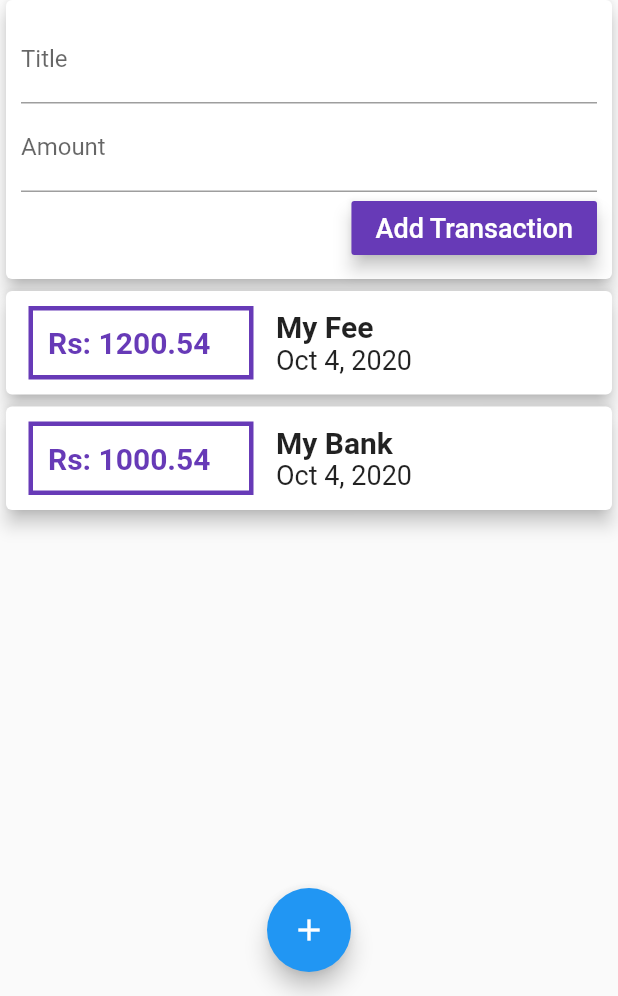
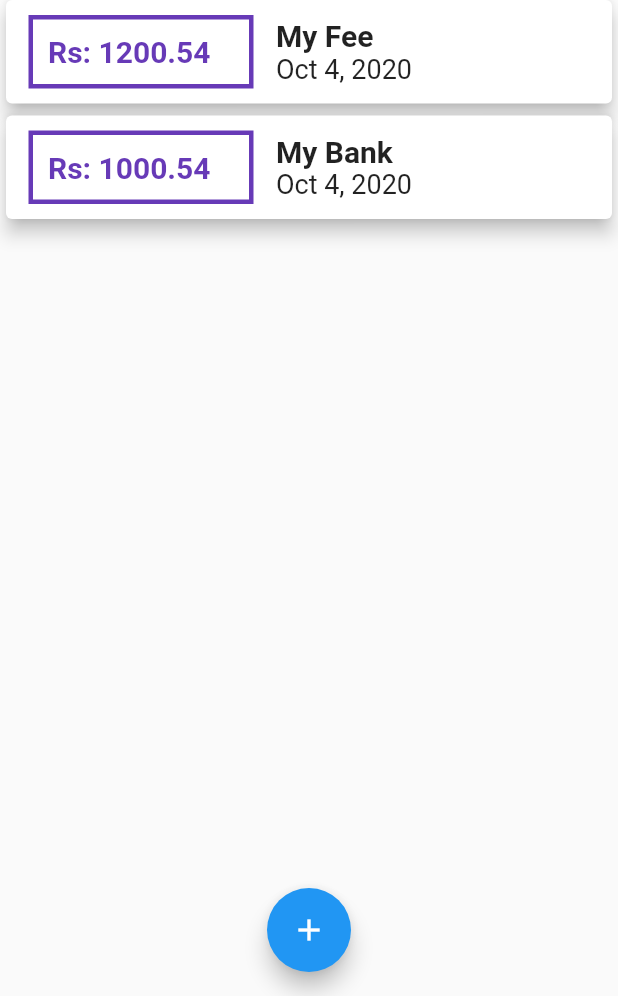
Before and after one commit to aashishtm/expenseflutter, a Flutter app: the screen it shows after launch, on a phone screen of 412 x 824 dp, the part 240-1236 px from its top. Run offline on Flutter 3.47's test engine with Material 2 defaults, Android fonts, the phone set to English and light mode, and no system bars.

Commit message:
showmodalbottomsheet and context builded

```diff
--- a/lib/main.dart
+++ b/lib/main.dart
@@ -1,6 +1,8 @@
-import './widgets/user_transaction.dart';
+import './widgets/transaction_lists.dart';
+import './widgets/new_transaction.dart';
 import 'package:flutter/cupertino.dart';
 import 'package:flutter/material.dart';
+import './models/transaction.dart';
 
 void main() => runApp(MyApp());
 
@@ -14,15 +16,58 @@ class MyApp extends StatelessWidget {
   }
 }
 
-class MyHomePage extends StatelessWidget {
+class MyHomePage extends StatefulWidget {
 
+  @override
+  _MyHomePageState createState() => _MyHomePageState();
+}
+
+class _MyHomePageState extends State<MyHomePage> {
+
+  final List<Transaction> _transactions = [
+    Transaction(
+      id:'T one',
+      title: 'My Fee',
+      amount: 1200.54,
+      date: DateTime.now(),
+    ),
+    Transaction(
+      id:'T two',
+      title: 'My Bank',
+      amount: 1000.54,
+      date: DateTime.now(),
+    ),
+  ];
+
+  void _addTransaction(String txTitle, double txAmount){
+    final newTx = Transaction(
+      title: txTitle,
+      amount: txAmount,
+      id: DateTime.now().toString(),
+      date: DateTime.now(),
+    );
+
+    setState(() {
+      _transactions.add(newTx);
+    });
+  }
+
+  void _startAddNewTransaction(BuildContext bctx){
+    showModalBottomSheet(context: bctx, builder: (_){
+      return GestureDetector(
+        child: NewTransaction(_addTransaction),
+        onTap: () {},
+        behavior: HitTestBehavior.opaque,
+      );
+    });
+  }
   @override
   Widget build(BuildContext context) {
     return Scaffold(
       appBar: AppBar(
         title: Text('Expense'),
         actions: [
-          IconButton(icon: Icon(Icons.add), onPressed: (){}),
+          IconButton(icon: Icon(Icons.add), onPressed: ()=>_startAddNewTransaction(context)),
         ],
       ),
       body: ListView(
@@ -40,13 +85,13 @@ class MyHomePage extends StatelessWidget {
               ),
             ),
           ),
-          UserTransaction(),
+          TransactionList(_transactions),
         ],
       ),
       floatingActionButtonLocation: FloatingActionButtonLocation.centerFloat,
       floatingActionButton: FloatingActionButton(
         child: Icon(Icons.add),
-        onPressed: (){},
+        onPressed:()=>_startAddNewTransaction(context),
       ),
     );
   }
--- a/lib/widgets/user_transaction.dart
+++ /dev/null
@@ -1,49 +0,0 @@
-import './new_transaction.dart';
-import './transaction_lists.dart';
-import 'package:flutter/material.dart';
-import '../models/transaction.dart';
-
-class UserTransaction extends StatefulWidget {
-  @override
-  _UserTransactionState createState() => _UserTransactionState();
-}
-
-class _UserTransactionState extends State<UserTransaction> {
-  @override
-  final List<Transaction> _transactions = [
-    Transaction(
-      id:'T one',
-      title: 'My Fee',
-      amount: 1200.54,
-      date: DateTime.now(),
-    ),
-    Transaction(
-      id:'T two',
-      title: 'My Bank',
-      amount: 1000.54,
-      date: DateTime.now(),
-    ),
-  ];
-
-  void _addTransaction(String txTitle, double txAmount){
-    final newTx = Transaction(
-      title: txTitle,
-      amount: txAmount,
-      id: DateTime.now().toString(),
-      date: DateTime.now(),
-    );
-
-    setState(() {
-      _transactions.add(newTx);
-    });
-  }
-
-  Widget build(BuildContext context) {
-    return Column(
-      children: [
-        NewTransaction(_addTransaction),
-        TransactionList(_transactions),
-      ],
-    );
-  }
-}
```
